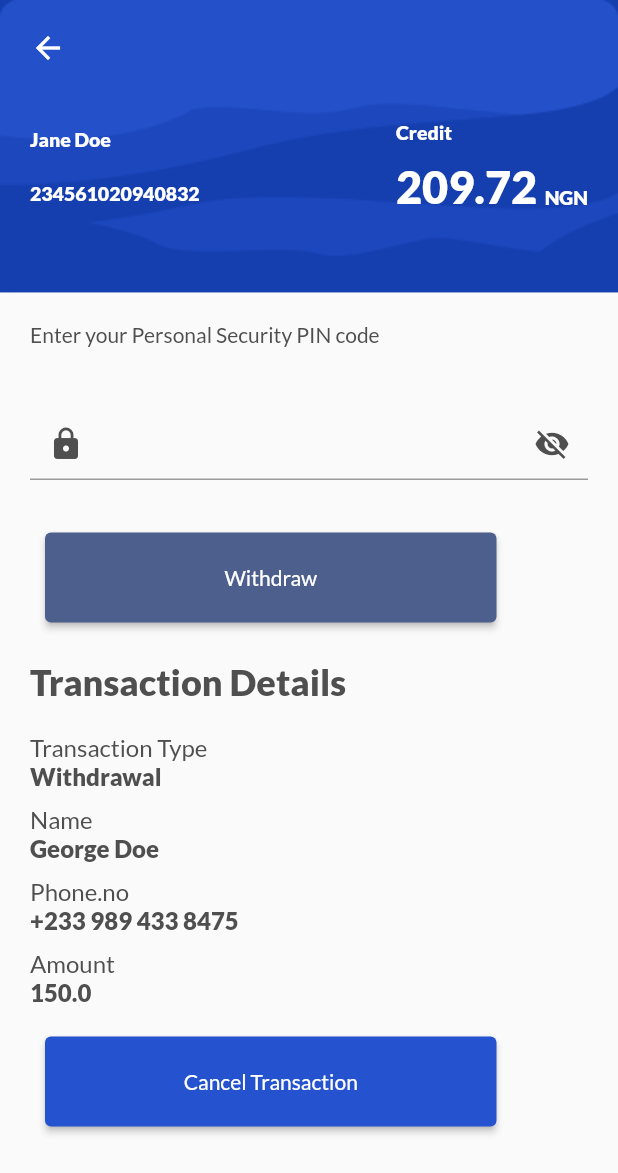
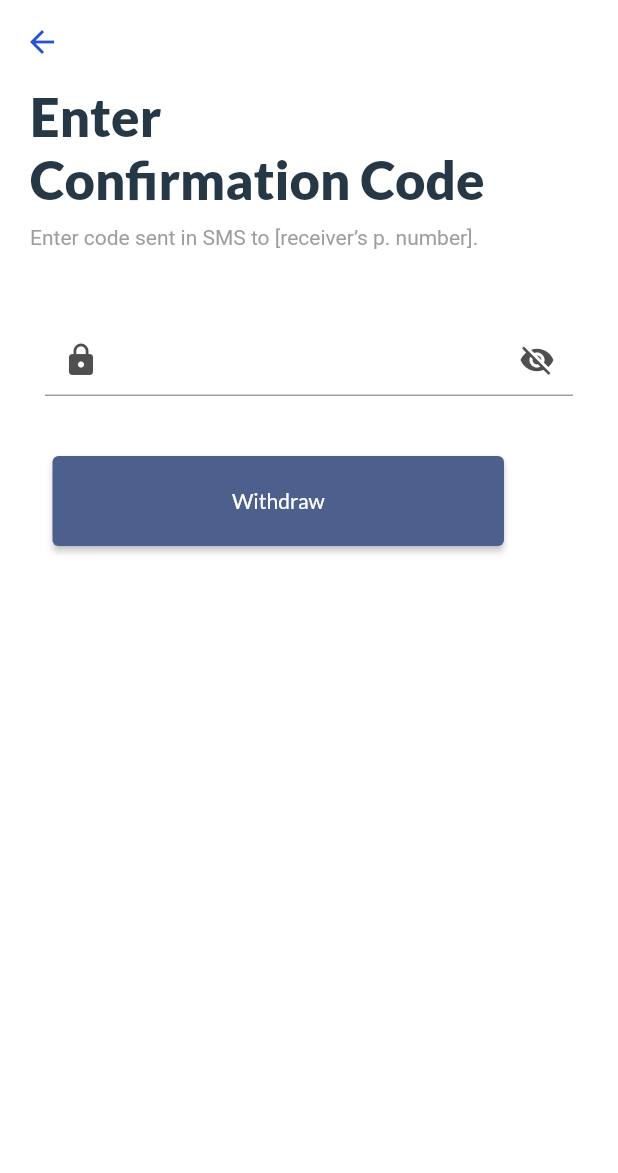
Before and after one commit to sobuur0/super_agent_with_flutter, a Flutter app: the WithdrawalTransactionsPage screen opened directly, after a tap on "Withdraw", on a phone screen of 412 x 824 dp. Shown: the top 1173 px of the screen. Run offline on Flutter 3.47's test engine with Material 2 defaults, Android fonts, the phone set to English and light mode, and no system bars; our stand-ins replace google_fonts.

Commit message:
implemented the enter_confirmation_code page

```diff
--- /dev/null
+++ b/lib/presentation/pages/enter_confirmation_code_page.dart
@@ -0,0 +1,104 @@
+import 'package:flutter/material.dart';
+import 'package:flutter/cupertino.dart';
+import 'package:super_agent_with_flutter/constants/app_styles.dart';
+import 'package:super_agent_with_flutter/presentation/widgets/widget_action_button.dart';
+
+class EnterConfirmationCodePage extends StatefulWidget {
+  const EnterConfirmationCodePage({Key? key}) : super(key: key);
+
+  @override
+  _EnterConfirmationCodePageState createState() =>
+      _EnterConfirmationCodePageState();
+}
+
+class _EnterConfirmationCodePageState extends State<EnterConfirmationCodePage> {
+  late bool _passwordVisible;
+
+  @override
+  //ignore: must_call_super
+  void initState() => _passwordVisible = false;
+
+  @override
+  Widget build(BuildContext context) {
+    return Scaffold(
+      backgroundColor: Colors.white,
+      appBar: AppBar(
+        backgroundColor: Colors.white,
+        elevation: 0,
+        leading: Icon(
+          Icons.arrow_back,
+          color: Color(0xFF2553CF),
+        ),
+      ),
+      body: SafeArea(
+        child: Column(
+          crossAxisAlignment: CrossAxisAlignment.start,
+          children: <Widget>[
+            Padding(
+              padding: const EdgeInsets.symmetric(
+                horizontal: 20,
+              ),
+              child: Text(
+                'Enter \nConfirmation Code',
+                style: AppStyles.latoBold(
+                  color: Color(0xFF263746),
+                  size: 35.0,
+                ),
+              ),
+            ),
+            Padding(
+              padding: const EdgeInsets.symmetric(
+                horizontal: 20,
+                vertical: 10,
+              ),
+              child: Text(
+                'Enter code sent in SMS to [receiver’s p. number].',
+                style: AppStyles.robotoRegular(
+                  color: Colors.grey,
+                ),
+              ),
+            ),
+            Padding(
+              padding: const EdgeInsets.symmetric(
+                horizontal: 30,
+                vertical: 40,
+              ),
+              child: TextFormField(
+                validator: (value) {},
+                obscureText: !_passwordVisible,
+                keyboardType: TextInputType.number,
+                decoration: InputDecoration(
+                  prefixIcon: Icon(
+                    Icons.lock,
+                    color: Color(0xFF4F4F4F),
+                  ),
+                  suffixIcon: IconButton(
+                    onPressed: () {
+                      setState(() {
+                        _passwordVisible = !_passwordVisible;
+                      });
+                    },
+                    icon: Icon(
+                      _passwordVisible
+                          ? Icons.visibility
+                          : Icons.visibility_off,
+                      color: Color(0xFF4F4F4F),
+                    ),
+                  ),
+                ),
+              ),
+            ),
+            Padding(
+              padding: const EdgeInsets.symmetric(horizontal: 35),
+              child: ActionButton(
+                buttonText: 'Withdraw',
+                onTap: () {},
+                buttonColor: Color(0xFF4D5F8D),
+              ),
+            )
+          ],
+        ),
+      ),
+    );
+  }
+}
--- a/lib/presentation/pages/withdrawal_transactions_page.dart
+++ b/lib/presentation/pages/withdrawal_transactions_page.dart
@@ -4,6 +4,7 @@ import 'package:super_agent_with_flutter/constants/app_styles.dart';
 import 'package:super_agent_with_flutter/presentation/widgets/cancel_transaction_dialog.dart';
 import 'package:super_agent_with_flutter/presentation/widgets/user_details_card.dart';
 import 'package:super_agent_with_flutter/presentation/widgets/widget_action_button.dart';
+import 'enter_confirmation_code_page.dart';
 
 class WithdrawalTransactionsPage extends StatefulWidget {
   const WithdrawalTransactionsPage({Key? key}) : super(key: key);
@@ -80,12 +81,12 @@ class _WithdrawalTransactionsPageState
                 child: ActionButton(
                   buttonText: 'Withdraw',
                   onTap: () {
-                    // Navigator.push(
-                    //   context,
-                    //   MaterialPageRoute(
-                    //     builder: (context) => DepositSuccessfulPage(),
-                    //   ),
-                    // );
+                    Navigator.push(
+                      context,
+                      MaterialPageRoute(
+                        builder: (context) => EnterConfirmationCodePage(),
+                      ),
+                    );
                   },
                   buttonColor: Color(0xFF4D5F8D),
                 ),
```
